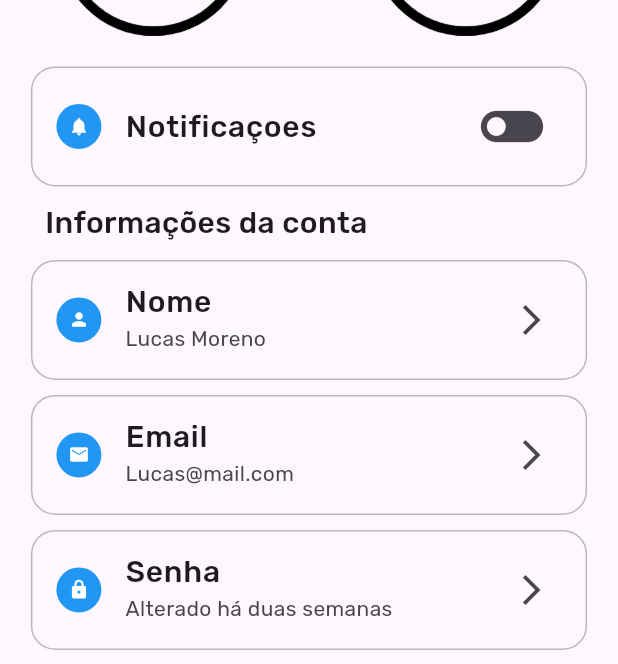
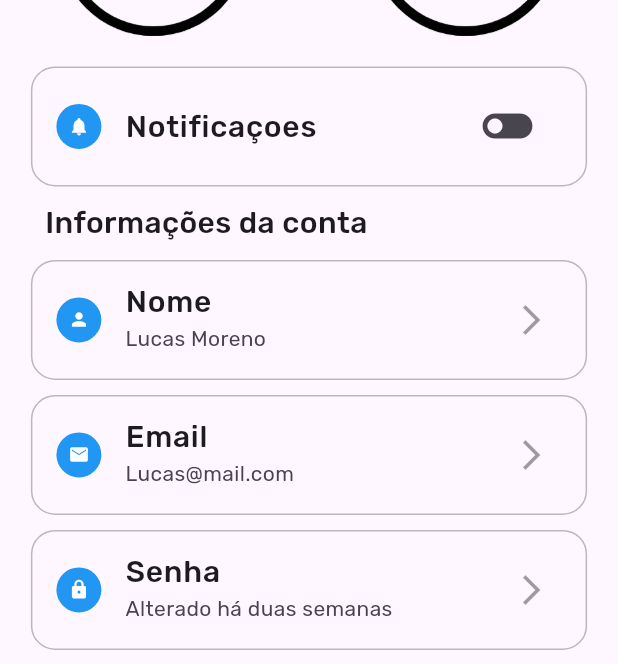
Before and after one commit to lucasdsmachado/code_factory, a Flutter app: the AccountSettingsPage screen opened directly, on a phone screen of 412 x 824 dp. Shown: the part 569-1233 px from the top of the screen. Run offline on Flutter 3.47's test engine with Material 3 defaults, Android fonts, the phone set to English and light mode, and no system bars.

Commit message:
refactor: refatorando os códigos

```diff
--- a/lib/app/pages/login_page.dart
+++ b/lib/app/pages/login_page.dart
@@ -5,7 +5,6 @@ import 'package:code_factory/app/widgets/text_input.dart';
 import 'package:code_factory/app/widgets/generic_button.dart';
 import 'package:flutter/material.dart';
 
-// TODO: Estilizar a página
 // TODO: Validar fomulário
 // TODO: Rotas
 
@@ -71,7 +70,8 @@ class LoginPage extends StatelessWidget {
                   child: const Text(
                     "Registrar",
                     style: TextStyle(
-                      color: Colors.black38,
+                      color: Colors.black45,
+                      fontVariations: [FontVariation("wght", 500)],
                       fontWeight: FontWeight.bold,
                     ),
                   ),
--- a/lib/app/pages/profile_screens/account_settings_page.dart
+++ b/lib/app/pages/profile_screens/account_settings_page.dart
@@ -4,11 +4,17 @@ import 'package:code_factory/app/widgets/header.dart';
 import 'package:flutter/material.dart';
 
 // TODO: Gerar os dados do usuário dinamicamente
-// TODO: Efeito de click/tap nos list tiles
 
-class AccountSettingsPage extends StatelessWidget {
+class AccountSettingsPage extends StatefulWidget {
   const AccountSettingsPage({super.key});
 
+  @override
+  State<AccountSettingsPage> createState() => _AccountSettingsPageState();
+}
+
+bool _toggleNotifications = true;
+
+class _AccountSettingsPageState extends State<AccountSettingsPage> {
   @override
   Widget build(BuildContext context) {
     return Scaffold(
@@ -59,9 +65,19 @@ class AccountSettingsPage extends StatelessWidget {
                       fontSize: 20,
                     ),
                   ),
-                  trailing: const Icon(
-                    Icons.toggle_off,
-                    size: 50,
+                  trailing: IconButton(
+                    icon: _toggleNotifications
+                        ? const Icon(Icons.toggle_off, size: 40)
+                        : const Icon(
+                            Icons.toggle_on,
+                            size: 40,
+                            color: Colors.blueGrey
+                          ),
+                    onPressed: () {
+                      setState(() {
+                        _toggleNotifications = !_toggleNotifications;
+                      });
+                    },
                   ),
                 ),
               ),
--- a/lib/app/widgets/account_information_card.dart
+++ b/lib/app/widgets/account_information_card.dart
@@ -46,7 +46,7 @@ class AccountInformationCard extends StatelessWidget {
               ),
             ),
             subtitle: Text(cardSubtitle),
-            trailing: const Icon(Icons.arrow_forward_ios),
+            trailing: const Icon(Icons.arrow_forward_ios, color: Colors.black38,),
           ),
         ),
       ),
--- a/lib/app/widgets/password_input.dart
+++ b/lib/app/widgets/password_input.dart
@@ -49,7 +49,7 @@ class _PasswordInputState extends State<PasswordInput> {
           ),
         ),
         obscureText: _hidePassword,
-      ), // TODO: botão de Ver senha
+      ),
     );
   }
 }
--- a/lib/app/widgets/text_input.dart
+++ b/lib/app/widgets/text_input.dart
@@ -20,7 +20,7 @@ class TextInput extends StatelessWidget {
       child: TextFormField(
         validator: (value) {
           if (value == null || value.isEmpty) {
-            return 'Por favor, insira um ${isEmail ? "email" : "valor"}';
+            return 'Por favor, insira um ${isEmail ? "email" : "nome"}';
           } else if (isEmail && !emailRegExp.hasMatch(value)) {
             return 'Por favor, insira um email válido';
           }
@@ -32,7 +32,7 @@ class TextInput extends StatelessWidget {
             borderRadius: BorderRadius.all(Radius.circular(12)),
           ),
         ),
-      ), // TODO: botão de Ver senha
+      ),
     );
   }
 }
```
Also changed, not shown: lib/app/pages/profile_screens/home_page.dart (+30 -21 lines), lib/app/pages/signup_page.dart (+11 -3 lines).
